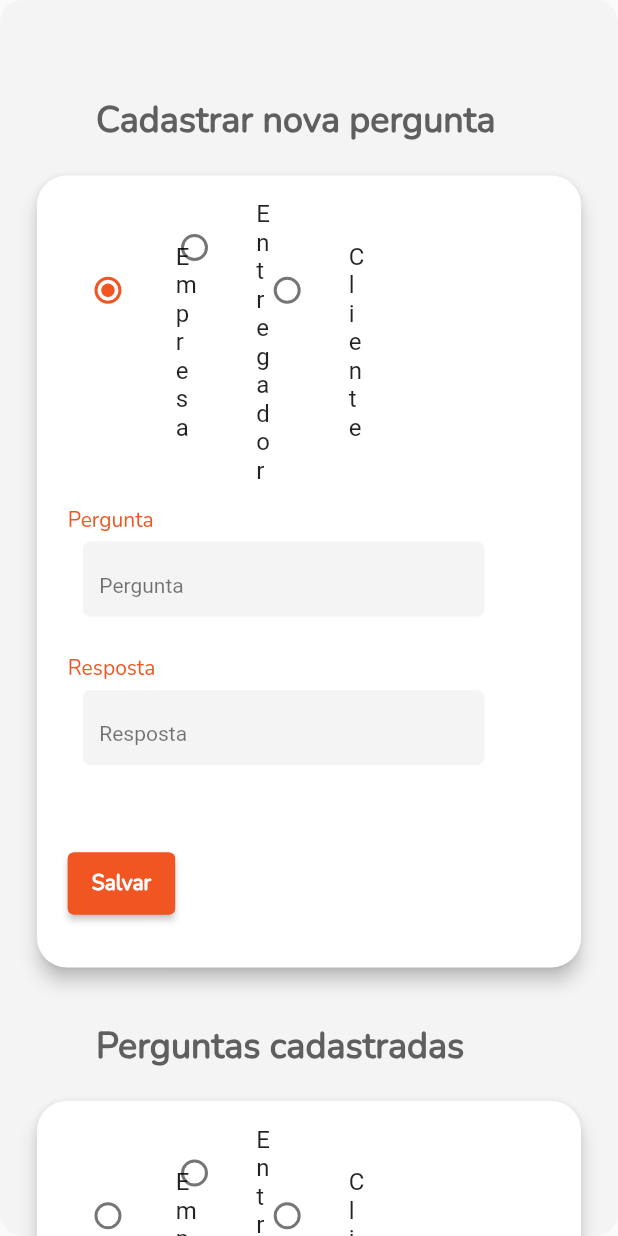
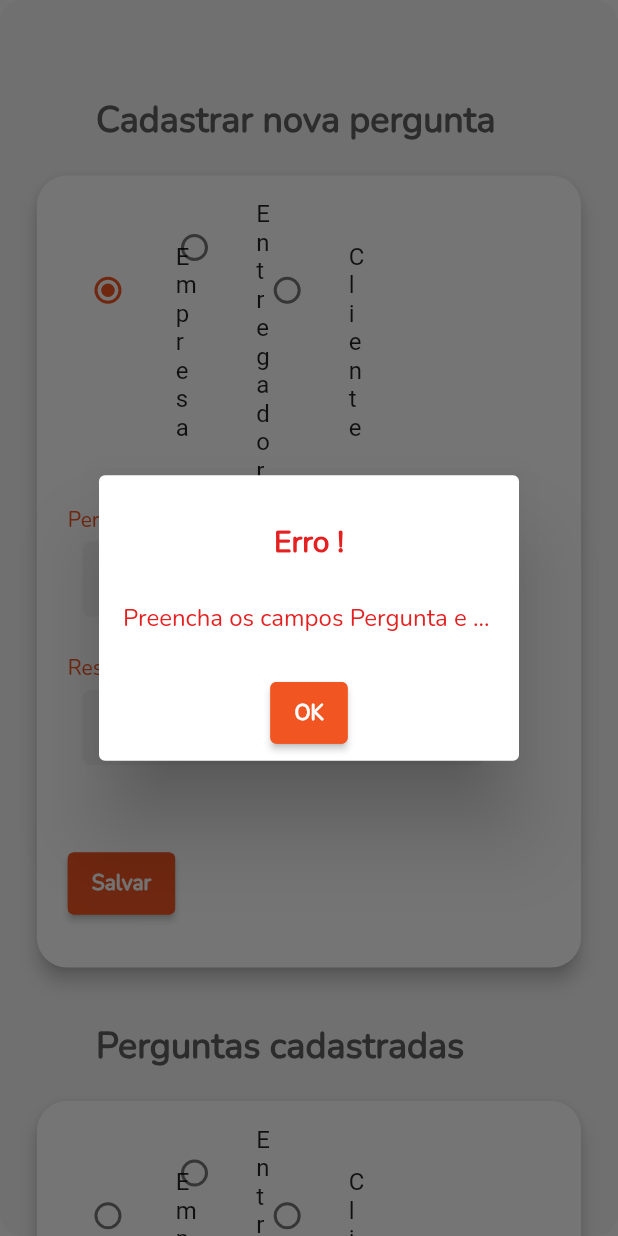
Before and after one commit to resilvajr1610/promosave_site, a Flutter app: the QuestionsScreen widget shown alone on an empty page, opened directly, after a tap on "Salvar", on a phone screen of 412 x 824 dp. Run offline on Flutter 3.47's test engine with Material 2 defaults, Android fonts, the phone set to English and light mode, and no system bars; drawn by our look-alikes of auto_size_text; our stand-ins replace cloud_firestore, firebase_auth, firebase_core, firebase_storage, page_transition; accounts and stored records are empty.

Commit message:
salvando questions_screen.dart no firebase

```diff
--- a/lib/screens/home_screen.dart
+++ b/lib/screens/home_screen.dart
@@ -19,6 +19,7 @@ class _HomeScreenState extends State<HomeScreen> {
         child: ListView(
         //mainAxisAlignment: MainAxisAlignment.spaceAround,
         children: [
+          SizedBox(height: height*0.1),
           SizedBox(
             height: height*0.25,
             width: width*0.15,
--- a/lib/screens/questions_screen.dart
+++ b/lib/screens/questions_screen.dart
@@ -8,11 +8,81 @@ class QuestionsScreen extends StatefulWidget {
 }
 
 class _QuestionsScreenState extends State<QuestionsScreen> {
+  FirebaseFirestore db = FirebaseFirestore.instance;
   var _controllerQuestion = TextEditingController();
   var _controllerAnswer = TextEditingController();
+  List<QuestionModel> list=[];
+  List _allResults = [];
+  var showAswer = false;
   var select = 1;
-  var showAswer = false;
-  List<QuestionModel> list=[];
+
+  data(String type)async{
+    var data = await db.collection("questions").where('type', isEqualTo: type).get();
+
+    setState(() {
+      _allResults = data.docs;
+    });
+  }
+
+  _saveQuestion(String type)async{
+
+    DocumentReference ref  = db.collection("questions").doc();
+
+    String id = ref.id;
+
+     db.collection('questions').doc(id).set({
+       'id':id,
+       'type':type,
+       'question' : _controllerQuestion.text,
+       'answer' : _controllerAnswer.text,
+       'date' : DateTime.now()
+     }).then((value){
+       setState(() {
+         _alert('Sucesso!', 'Sua pergunta foi salva!',PaletteColor.green,PaletteColor.green);
+         _controllerQuestion.clear();
+         _controllerAnswer.clear();
+       });
+     });
+  }
+
+  _alert(String title, String content,final colorTextTitle, final colorTextContent){
+    showDialog(
+        context: context,
+        barrierDismissible: false,
+        builder: (context) {
+
+          return ShowDialog(
+              title: title,
+              content: content,
+              colorTextContent: colorTextContent,
+              colorTextTitle: colorTextTitle,
+              listActions: [
+                ButtonCustom(
+                  onPressed: ()=>Navigator.pop(context),
+                  text: 'OK',
+                  widthCustom: 0.1,
+                  heightCustom: 0.05,
+                  colorBorder: PaletteColor.primaryColor,
+                  colorButton: PaletteColor.primaryColor,
+                  colorText: PaletteColor.white,
+                  sizeText: 14.0,
+                ),
+              ]
+          );
+        });
+  }
+
+  _deleteQuestion(String id){
+
+    db.collection('questions').doc(id).delete().then((value){
+      _alert('Sucesso', 'Questão excluída com sucesso!', PaletteColor.green, PaletteColor.green);
+      setState(() {
+        list=[];
+        _allResults=[];
+      });
+    });
+
+  }
 
   @override
   Widget build(BuildContext context) {
@@ -128,7 +198,26 @@ class _QuestionsScreenState extends State<QuestionsScreen> {
                       ),
                       SizedBox(height: 50),
                       ButtonCustom(
-                          onPressed: () {},
+                          onPressed: () {
+                              if(_controllerQuestion.text.isNotEmpty && _controllerAnswer.text.isNotEmpty){
+                                switch (select){
+                                  case 1:
+                                    _saveQuestion('enterprise');
+                                    break;
+                                  case 2:
+                                    _saveQuestion('delivery');
+                                    break;
+                                  case 3:
+                                    _saveQuestion('client');
+                                    break;
+                                  default:
+                                    _alert('Erro !','Selecione uma das opções acima "Cadastrar nova pergunta"',PaletteColor.red,PaletteColor.red);
+                                    break;
+                                }
+                              }else{
+                                _alert('Erro !','Preencha os campos Pergunta e Resposta para salvar.',PaletteColor.red,PaletteColor.red);
+                              }
+                          },
                           text: 'Salvar',
                           sizeText: 14.0,
                           colorButton: PaletteColor.primaryColor,
@@ -180,6 +269,9 @@ class _QuestionsScreenState extends State<QuestionsScreen> {
                               onChanged: (val) {
                                 setState(() {
                                   select = val as int;
+                                  _allResults=[];
+                                  list=[];
+                                  data('enterprise');
                                 });
                               },
                             ),
@@ -194,6 +286,9 @@ class _QuestionsScreenState extends State<QuestionsScreen> {
                               onChanged: (val) {
                                 setState(() {
                                   select = val as int;
+                                  _allResults=[];
+                                  list=[];
+                                  data('delivery');
                                 });
                               },
                             ),
@@ -208,6 +303,9 @@ class _QuestionsScreenState extends State<QuestionsScreen> {
                               onChanged: (val) {
                                 setState(() {
                                   select = val as int;
+                                  _allResults=[];
+                                  list=[];
+                                  data('client');
                                 });
                               },
                             ),
@@ -218,13 +316,21 @@ class _QuestionsScreenState extends State<QuestionsScreen> {
                       Container(
                         height: height*0.25,
                         child: ListView.builder(
-                          itemCount: 10,
+                          itemCount: _allResults.length,
                           itemBuilder:(context,index){
 
+                            DocumentSnapshot item = _allResults[index];
+
+                            if(_allResults.length == 0){
+                              return Center(
+                                  child: Text('Nenhuma pergunta encontrada dessa categoria',
+                                    style: TextStyle(fontSize: 16,color: PaletteColor.primaryColor),)
+                              );
+                            }else{
                               list.add(
                                   QuestionModel(
-                                  answer: 'Resposta ${index+1}.',
-                                  question: 'Pergunta ${index+1}?',
+                                      answer: item['answer'],
+                                      question: item['question'],
                                       showQuestion: false
                                   )
                               );
@@ -237,9 +343,12 @@ class _QuestionsScreenState extends State<QuestionsScreen> {
                                       list[index].showQuestion?list[index].showQuestion=false:list[index].showQuestion=true;
                                     });
                                   },
-                                onPressedDelete: (){},
+                                  onPressedDelete: (){
+                                    _deleteQuestion( item['id']);
+                                  },
                                   showQuestion: list[index].showQuestion
                               );
+                            }
                           }
                         ),
                       ),
--- /dev/null
+++ b/lib/widgets/showDialog.dart
@@ -0,0 +1,53 @@
+import '../utils/export.dart';
+
+class ShowDialog extends StatelessWidget {
+
+  final String title;
+  final colorTextTitle;
+  final colorTextContent;
+  final String content;
+  final listActions;
+
+  ShowDialog({
+    required this.title,
+    required this.content,
+    required this.listActions,
+    this.colorTextTitle = Colors.red,
+    this.colorTextContent = Colors.red,
+});
+
+  @override
+  Widget build(BuildContext context) {
+
+    final width = MediaQuery.of(context).size.width;
+    final height = MediaQuery.of(context).size.height;
+
+    return AlertDialog(
+      title: Container(
+        alignment: Alignment.center,
+          width: width*0.2,
+          height: height*0.05,
+        child: TextCustom(text: title,color: colorTextTitle,size: 20.0,fontWeight: FontWeight.bold,)
+      ),
+      titleTextStyle: TextStyle(color: PaletteColor.primaryColor,fontSize: 20),
+      content: Row(
+        children: [
+          Expanded(
+              child:  Container(
+                alignment: Alignment.center,
+                width: width*0.25,
+                height: height*0.05,
+                child: TextCustom(
+                  text: content,
+                  color: colorTextContent,
+                ),
+              )
+          ),
+        ],
+      ),
+      actionsAlignment: MainAxisAlignment.center,
+      contentPadding: EdgeInsets.symmetric(horizontal: 16,vertical: 10),
+      actions: listActions,
+    );
+  }
+}
```
Also changed, not shown: lib/utils/export.dart (+17 -16 lines). Lines whose indentation alone changed are shown as unchanged.
